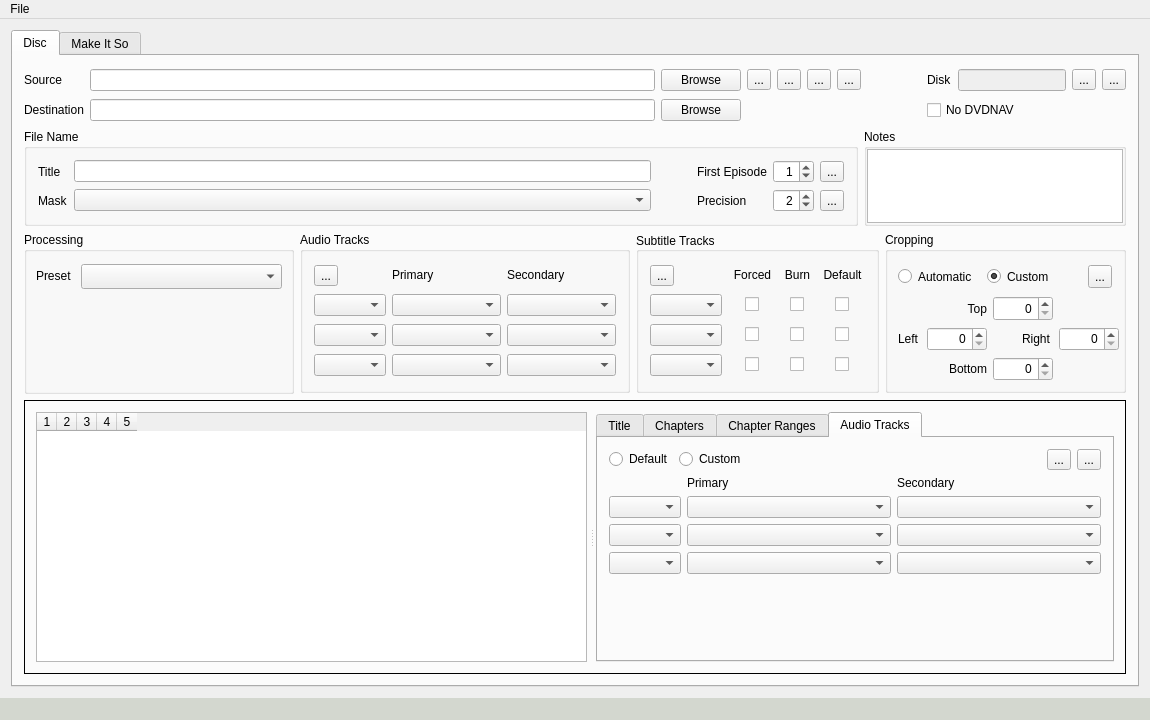
dwprice56/QtHEP, file mainwindow.ui: the form before one commit.
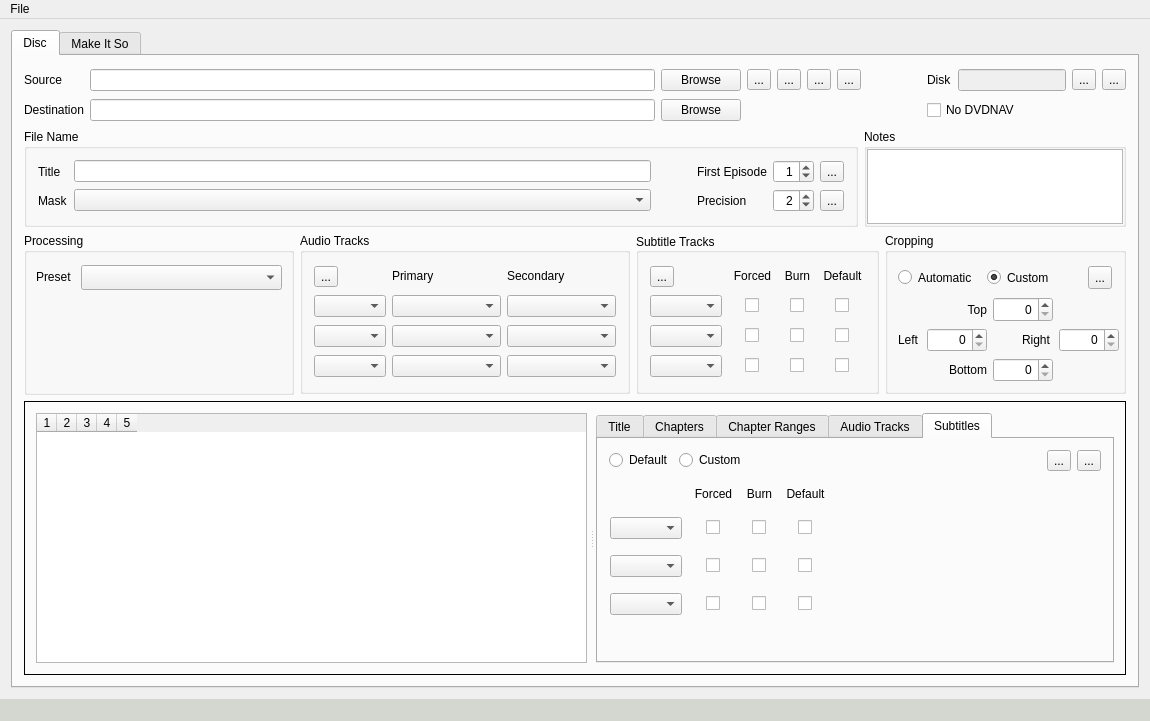
The form after the commit. Icons and pictures are not drawn.

Commit message: Start stat

```diff
--- a/mainwindow.ui
+++ b/mainwindow.ui
@@ -7,7 +7,7 @@
     <x>0</x>
     <y>0</y>
     <width>1150</width>
-    <height>720</height>
+    <height>721</height>
    </rect>
   </property>
   <property name="windowTitle">
@@ -1531,7 +1531,7 @@
                <enum>QTabWidget::North</enum>
               </property>
               <property name="currentIndex">
-               <number>3</number>
+               <number>4</number>
               </property>
               <widget class="QWidget" name="tab_Disc_Title">
                <attribute name="title">
@@ -2313,7 +2313,7 @@
                  </widget>
                 </item>
                 <item>
-                 <widget class="QFrame" name="frame_9">
+                 <widget class="QFrame" name="frame_DiscTitle_AudioTracks">
                   <property name="frameShape">
                    <enum>QFrame::NoFrame</enum>
                   </property>
@@ -2413,6 +2413,405 @@
                 </item>
                </layout>
               </widget>
+              <widget class="QWidget" name="tab_DiscTitle_SubtitleTracks">
+               <attribute name="title">
+                <string>Subtitles</string>
+               </attribute>
+               <layout class="QGridLayout" name="gridLayout_15">
+                <property name="spacing">
+                 <number>0</number>
+                </property>
+                <item row="0" column="0" colspan="2">
+                 <widget class="QFrame" name="frame_9">
+                  <property name="frameShape">
+                   <enum>QFrame::NoFrame</enum>
+                  </property>
+                  <property name="frameShadow">
+                   <enum>QFrame::Raised</enum>
+                  </property>
+                  <layout class="QHBoxLayout" name="horizontalLayout_5">
+                   <property name="leftMargin">
+                    <number>0</number>
+                   </property>
+                   <property name="topMargin">
+                    <number>0</number>
+                   </property>
+                   <property name="rightMargin">
+                    <number>0</number>
+                   </property>
+                   <property name="bottomMargin">
+                    <number>0</number>
+                   </property>
+                   <item>
+                    <widget class="QRadioButton" name="radioButton_DiscTitle_SubtitleTracks_Default">
+                     <property name="toolTip">
+                      <string>Use the disc (global) audio track mixdowns.</string>
+                     </property>
+                     <property name="text">
+                      <string>Default</string>
+                     </property>
+                    </widget>
+                   </item>
+                   <item>
+                    <widget class="QRadioButton" name="radioButton_DiscTitle_SubtitleTracks_Custom">
+                     <property name="toolTip">
+                      <string>Use custom audio track mixdowns for the selected title.</string>
+                     </property>
+                     <property name="text">
+                      <string>Custom</string>
+                     </property>
+                    </widget>
+                   </item>
+                   <item>
+                    <spacer name="horizontalSpacer_10">
+                     <property name="orientation">
+                      <enum>Qt::Horizontal</enum>
+                     </property>
+                     <property name="sizeHint" stdset="0">
+                      <size>
+                       <width>295</width>
+                       <height>20</height>
+                      </size>
+                     </property>
+                    </spacer>
+                   </item>
+                   <item>
+                    <widget class="QToolButton" name="toolButton_DiscTitle_SubtitleTracks_Clear">
+                     <property name="toolTip">
+                      <string>Clear the custom audio track mixdowns for the selected title.</string>
+                     </property>
+                     <property name="text">
+                      <string>...</string>
+                     </property>
+                     <property name="icon">
+                      <iconset>
+                       <normaloff>images/draw_eraser_16.png</normaloff>images/draw_eraser_16.png</iconset>
+                     </property>
+                    </widget>
+                   </item>
+                   <item>
+                    <widget class="QToolButton" name="toolButton_DiscTitle_SubtitleTracks_Find">
+                     <property name="toolTip">
+                      <string>Find and set custom audio track mixdowns for the current title.</string>
+                     </property>
+                     <property name="text">
+                      <string>...</string>
+                     </property>
+                     <property name="icon">
+                      <iconset>
+                       <normaloff>images/find_16.png</normaloff>images/find_16.png</iconset>
+                     </property>
+                    </widget>
+                   </item>
+                  </layout>
+                 </widget>
+                </item>
+                <item row="1" column="0">
+                 <widget class="QFrame" name="frame_DiscTitle_SubtitleTracks">
+                  <property name="sizePolicy">
+                   <sizepolicy hsizetype="Fixed" vsizetype="Fixed">
+                    <horstretch>0</horstretch>
+                    <verstretch>0</verstretch>
+                   </sizepolicy>
+                  </property>
+                  <property name="minimumSize">
+                   <size>
+                    <width>221</width>
+                    <height>161</height>
+                   </size>
+                  </property>
+                  <layout class="QGridLayout" name="gridLayout_14" columnminimumwidth="80,0,0,0">
+                   <property name="leftMargin">
+                    <number>0</number>
+                   </property>
+                   <property name="topMargin">
+                    <number>0</number>
+                   </property>
+                   <property name="rightMargin">
+                    <number>0</number>
+                   </property>
+                   <property name="bottomMargin">
+                    <number>0</number>
+                   </property>
+                   <property name="spacing">
+                    <number>0</number>
+                   </property>
+                   <item row="0" column="1">
+                    <widget class="QLabel" name="label_Disc_SubtitleTracks_Forced_2">
+                     <property name="sizePolicy">
+                      <sizepolicy hsizetype="Fixed" vsizetype="Fixed">
+                       <horstretch>0</horstretch>
+                       <verstretch>0</verstretch>
+                      </sizepolicy>
+                     </property>
+                     <property name="minimumSize">
+                      <size>
+                       <width>45</width>
+                       <height>0</height>
+                      </size>
+                     </property>
+                     <property name="maximumSize">
+                      <size>
+                       <width>45</width>
+                       <height>16777215</height>
+                      </size>
+                     </property>
+                     <property name="text">
+                      <string>Forced</string>
+                     </property>
+                     <property name="alignment">
+                      <set>Qt::AlignCenter</set>
+                     </property>
+                    </widget>
+                   </item>
+                   <item row="0" column="2">
+                    <widget class="QLabel" name="label_Disc_SubtitleTracks_Burn_2">
+                     <property name="sizePolicy">
+                      <sizepolicy hsizetype="Fixed" vsizetype="Fixed">
+                       <horstretch>0</horstretch>
+                       <verstretch>0</verstretch>
+                      </sizepolicy>
+                     </property>
+                     <property name="minimumSize">
+                      <size>
+                       <width>45</width>
+                       <height>0</height>
+                      </size>
+                     </property>
+                     <property name="maximumSize">
+                      <size>
+                       <width>45</width>
+                       <height>16777215</height>
+                      </size>
+                     </property>
+                     <property name="layoutDirection">
+                      <enum>Qt::LeftToRight</enum>
+                     </property>
+                     <property name="text">
+                      <string>Burn</string>
+                     </property>
+                     <property name="alignment">
+                      <set>Qt::AlignCenter</set>
+                     </property>
+                    </widget>
+                   </item>
+                   <item row="0" column="3">
+                    <widget class="QLabel" name="label_Disc_SubtitleTracks_Default_2">
+                     <property name="sizePolicy">
+                      <sizepolicy hsizetype="Fixed" vsizetype="Fixed">
+                       <horstretch>0</horstretch>
+                       <verstretch>0</verstretch>
+                      </sizepolicy>
+                     </property>
+                     <property name="minimumSize">
+                      <size>
+                       <width>45</width>
+                       <height>0</height>
+                      </size>
+                     </property>
+                     <property name="maximumSize">
+                      <size>
+                       <width>45</width>
+                       <height>16777215</height>
+                      </size>
+                     </property>
+                     <property name="text">
+                      <string>Default</string>
+                     </property>
+                     <property name="alignment">
+                      <set>Qt::AlignCenter</set>
+                     </property>
+                    </widget>
+                   </item>
+                   <item row="1" column="0">
+                    <widget class="QComboBox" name="comboBox_DiscTitle_SubtitleTracks_SelectTrack_First">
+                     <property name="sizePolicy">
+                      <sizepolicy hsizetype="Fixed" vsizetype="Fixed">
+                       <horstretch>0</horstretch>
+                       <verstretch>0</verstretch>
+                      </sizepolicy>
+                     </property>
+                    </widget>
+                   </item>
+                   <item row="1" column="1" alignment="Qt::AlignHCenter">
+                    <widget class="QCheckBox" name="checkBox_DiscTitle_SubtitleTracks_Forced_First">
+                     <property name="sizePolicy">
+                      <sizepolicy hsizetype="Fixed" vsizetype="Fixed">
+                       <horstretch>0</horstretch>
+                       <verstretch>0</verstretch>
+                      </sizepolicy>
+                     </property>
+                     <property name="maximumSize">
+                      <size>
+                       <width>16777215</width>
+                       <height>16777215</height>
+                      </size>
+                     </property>
+                     <property name="text">
+                      <string/>
+                     </property>
+                    </widget>
+                   </item>
+                   <item row="1" column="2" alignment="Qt::AlignHCenter">
+                    <widget class="QCheckBox" name="checkBox_DiscTitle_SubtitleTracks_Burn_First">
+                     <property name="sizePolicy">
+                      <sizepolicy hsizetype="Fixed" vsizetype="Fixed">
+                       <horstretch>0</horstretch>
+                       <verstretch>0</verstretch>
+                      </sizepolicy>
+                     </property>
+                     <property name="text">
+                      <string/>
+                     </property>
+                    </widget>
+                   </item>
+                   <item row="1" column="3" alignment="Qt::AlignHCenter">
+                    <widget class="QCheckBox" name="checkBox_DiscTitle_SubtitleTracks_Default_First">
+                     <property name="sizePolicy">
+                      <sizepolicy hsizetype="Fixed" vsizetype="Fixed">
+                       <horstretch>0</horstretch>
+                       <verstretch>0</verstretch>
+                      </sizepolicy>
+                     </property>
+                     <property name="text">
+                      <string/>
+                     </property>
+                    </widget>
+                   </item>
+                   <item row="2" column="0">
+                    <widget class="QComboBox" name="comboBox_DiscTitle_SubtitleTracks_SelectTrack_Second">
+                     <property name="sizePolicy">
+                      <sizepolicy hsizetype="Fixed" vsizetype="Fixed">
+                       <horstretch>0</horstretch>
+                       <verstretch>0</verstretch>
+                      </sizepolicy>
+                     </property>
+                     <property name="minimumSize">
+                      <size>
+                       <width>0</width>
+                       <height>0</height>
+                      </size>
+                     </property>
+                    </widget>
+                   </item>
+                   <item row="2" column="1" alignment="Qt::AlignHCenter">
+                    <widget class="QCheckBox" name="checkBox_DiscTitle_SubtitleTracks_Forced_Second">
+                     <property name="sizePolicy">
+                      <sizepolicy hsizetype="Fixed" vsizetype="Fixed">
+                       <horstretch>0</horstretch>
+                       <verstretch>0</verstretch>
+                      </sizepolicy>
+                     </property>
+                     <property name="maximumSize">
+                      <size>
+                       <width>16777215</width>
+                       <height>16777215</height>
+                      </size>
+                     </property>
+                     <property name="text">
+                      <string/>
+                     </property>
+                    </widget>
+                   </item>
+                   <item row="2" column="2" alignment="Qt::AlignHCenter">
+                    <widget class="QCheckBox" name="checkBox_DiscTitle_SubtitleTracks_Burn_Second">
+                     <property name="sizePolicy">
+                      <sizepolicy hsizetype="Fixed" vsizetype="Fixed">
+                       <horstretch>0</horstretch>
+                       <verstretch>0</verstretch>
+                      </sizepolicy>
+                     </property>
+                     <property name="text">
+                      <string/>
+                     </property>
+                    </widget>
+                   </item>
+                   <item row="2" column="3" alignment="Qt::AlignHCenter">
+                    <widget class="QCheckBox" name="checkBox_DiscTitle_SubtitleTracks_Default_Second">
+                     <property name="sizePolicy">
+                      <sizepolicy hsizetype="Fixed" vsizetype="Fixed">
+                       <horstretch>0</horstretch>
+                       <verstretch>0</verstretch>
+                      </sizepolicy>
+                     </property>
+                     <property name="text">
+                      <string/>
+                     </property>
+                    </widget>
+                   </item>
+                   <item row="3" column="0">
+                    <widget class="QComboBox" name="comboBox_DiscTitle_SubtitleTracks_SelectTrack_Third">
+                     <property name="sizePolicy">
+                      <sizepolicy hsizetype="Fixed" vsizetype="Fixed">
+                       <horstretch>0</horstretch>
+                       <verstretch>0</verstretch>
+                      </sizepolicy>
+                     </property>
+                    </widget>
+                   </item>
+                   <item row="3" column="1" alignment="Qt::AlignHCenter">
+                    <widget class="QCheckBox" name="checkBox_DiscTitle_SubtitleTracks_Forced_Third">
+                     <property name="sizePolicy">
+                      <sizepolicy hsizetype="Fixed" vsizetype="Fixed">
+                       <horstretch>0</horstretch>
+                       <verstretch>0</verstretch>
+                      </sizepolicy>
+                     </property>
+                     <property name="maximumSize">
+                      <size>
+                       <width>16777215</width>
+                       <height>16777215</height>
+                      </size>
+                     </property>
+                     <property name="text">
+                      <string/>
+                     </property>
+                    </widget>
+                   </item>
+                   <item row="3" column="2" alignment="Qt::AlignHCenter">
+                    <widget class="QCheckBox" name="checkBox_DiscTitle_SubtitleTracks_Burn_Third">
+                     <property name="sizePolicy">
+                      <sizepolicy hsizetype="Fixed" vsizetype="Fixed">
+                       <horstretch>0</horstretch>
+                       <verstretch>0</verstretch>
+                      </sizepolicy>
+                     </property>
+                     <property name="text">
+                      <string/>
+                     </property>
+                    </widget>
+                   </item>
+                   <item row="3" column="3" alignment="Qt::AlignHCenter">
+                    <widget class="QCheckBox" name="checkBox_DiscTitle_SubtitleTracks_Default_Third">
+                     <property name="sizePolicy">
+                      <sizepolicy hsizetype="Fixed" vsizetype="Fixed">
+                       <horstretch>0</horstretch>
+                       <verstretch>0</verstretch>
+                      </sizepolicy>
+                     </property>
+                     <property name="text">
+                      <string/>
+                     </property>
+                    </widget>
+                   </item>
+                  </layout>
+                 </widget>
+                </item>
+                <item row="2" column="0">
+                 <spacer name="verticalSpacer_3">
+                  <property name="orientation">
+                   <enum>Qt::Vertical</enum>
+                  </property>
+                  <property name="sizeHint" stdset="0">
+                   <size>
+                    <width>20</width>
+                    <height>14</height>
+                   </size>
+                  </property>
+                 </spacer>
+                </item>
+               </layout>
+              </widget>
              </widget>
             </widget>
            </item>
```
Left out of the diff: 48 changed lines with no effect on the pictures. The commit also changes 2 other files.
